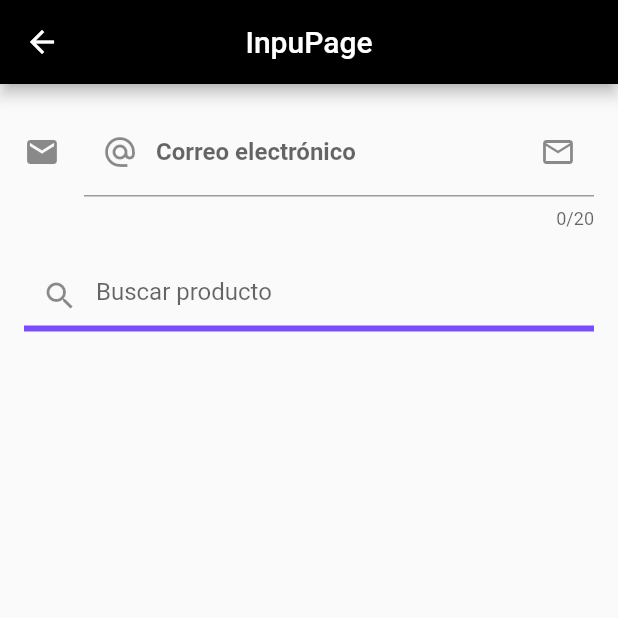
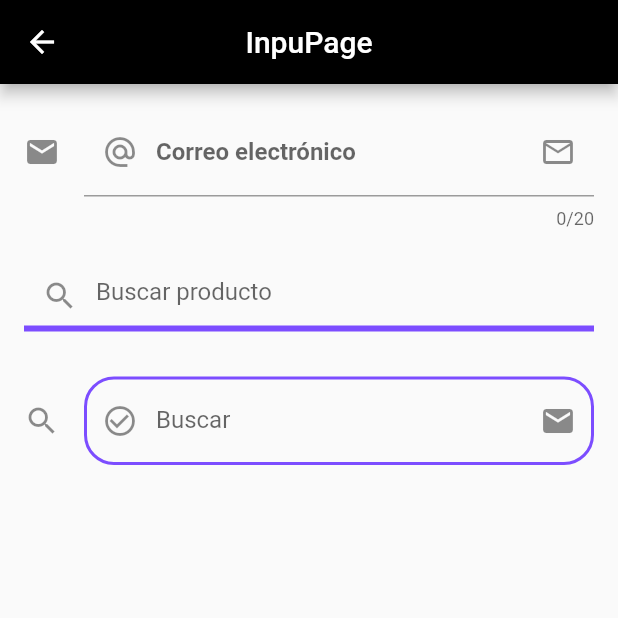
Before and after one commit to eeBarrionuevo/flutter_codigo5_components, a Flutter app: the InputPage screen opened directly, on a phone screen of 412 x 824 dp, the top half of it. Run offline on Flutter 3.47's test engine with Material 2 defaults, Android fonts, the phone set to English and light mode, and no system bars; our stand-ins replace google_fonts; network calls fail.

Commit message:
Input Page 2.5

```diff
--- a/lib/pages/input_page.dart
+++ b/lib/pages/input_page.dart
@@ -48,7 +48,7 @@ class InputPage extends StatelessWidget {
                 height: 20.0,
               ),
 
-              TextField(
+              const TextField(
                 decoration: InputDecoration(
                   hintText: "Buscar producto",
                   prefixIcon: Icon(Icons.search,),
@@ -74,6 +74,31 @@ class InputPage extends StatelessWidget {
                 ),
               ),
 
+              const SizedBox(height: 30.0),
+              TextField(
+                decoration: InputDecoration(
+                  icon: Icon(Icons.search),
+                  suffixIcon: Icon(Icons.mail),
+                  prefixIcon: Icon(Icons.check_circle_outline),
+                  label: Text("Buscar"),
+                  hintText: "Ingresa el producto a buscar...",
+                  enabledBorder: OutlineInputBorder(
+                    borderSide: BorderSide(
+                      width: 2.0,
+                      color: Colors.deepPurpleAccent,
+                    ),
+                    borderRadius: BorderRadius.circular(20.0),
+                  ),
+                  focusedBorder: OutlineInputBorder(
+                    borderSide: BorderSide(
+                      width: 2.0,
+                      color: Colors.deepPurpleAccent,
+                    ),
+                    borderRadius: BorderRadius.circular(20.0),
+                  ),
+                ),
+              ),
+
             ],
           ),
         ),
```
